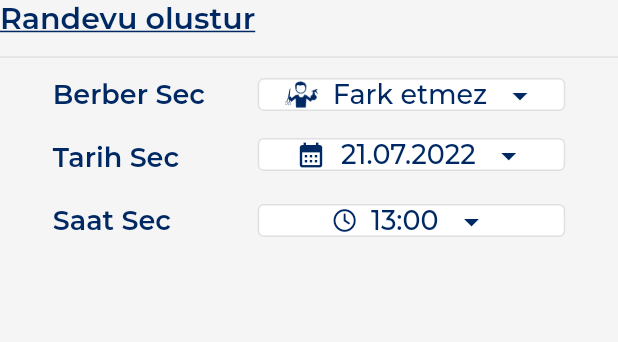
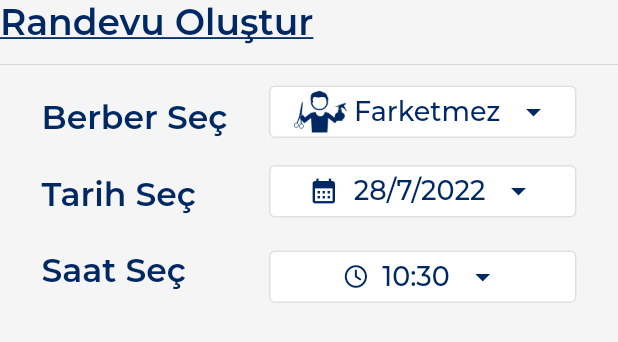
Before and after one commit to Derda28/siravarmi, a Flutter app: the BarberSlidingUpPanel widget shown alone on an empty page, opened directly, on a phone screen of 412 x 824 dp. Shown: the top 342 px of the screen. Run offline on Flutter 3.47's test engine with Material 2 defaults, Android fonts, the phone set to English and light mode, and no system bars; drawn by our look-alikes of auto_size_text; our stand-ins replace animated_splash_screen, cached_network_image, flutter_rating_bar, flutter_svg, font_awesome_flutter, google_fonts and 3 more; missing offline and left inert: adobe_xd, flutter_phone_direct_caller, location_web, mysql1, shared_preferences_web, syncfusion_flutter_maps; accounts and stored records are empty; network calls fail; project files that could hold a hidden picture were left out.

Commit message:
Update barber_slidingUpPanel.dart

```diff
--- a/lib/widgets/slidingUpPanels/barber_slidingUpPanel.dart
+++ b/lib/widgets/slidingUpPanels/barber_slidingUpPanel.dart
@@ -1,3 +1,4 @@
+import 'package:auto_size_text/auto_size_text.dart';
 import 'package:flutter/material.dart';
 import 'package:font_awesome_flutter/font_awesome_flutter.dart';
 import 'package:siravarmi/routes/hero_dialog_route.dart';
@@ -6,7 +7,16 @@ import 'package:siravarmi/widgets/select_barber_popup_screen.dart';
 
 final String _heroSelectBarber = "select-barber-hero";
 
-class BarberSlidingUpPanel extends StatelessWidget{
+class BarberSlidingUpPanel extends StatefulWidget {
+  @override
+  State<BarberSlidingUpPanel> createState() => _BarberSlidingUpPanelState();
+}
+
+
+
+class _BarberSlidingUpPanelState extends State<BarberSlidingUpPanel> {
+  DateTime date = DateTime(2022, 07, 28);
+  TimeOfDay time = TimeOfDay.now();
   @override
   Widget build(BuildContext context) {
     return Column(
@@ -15,18 +25,17 @@ class BarberSlidingUpPanel extends StatelessWidget{
         Row(
           children: [
             Text(
-              "Randevu olustur",
+              "Randevu Oluştur",
               style: TextStyle(
-                fontSize: 20,
+                  fontSize: getSize(24),
                   fontFamily: primaryFontFamily,
                   color: primaryColor,
-                decoration: TextDecoration.underline
-              ),
+                  decoration: TextDecoration.underline),
             )
           ],
         ),
         Divider(
-          height: 28,
+          height: getSize(28),
         ),
         Row(
           mainAxisAlignment: MainAxisAlignment.spaceEvenly,
@@ -35,31 +44,31 @@ class BarberSlidingUpPanel extends StatelessWidget{
               crossAxisAlignment: CrossAxisAlignment.start,
               children: [
                 Text(
-                    "Berber Sec",
+                  "Berber Seç",
                   style: TextStyle(
-                      fontSize: 18,
+                    fontSize: getSize(22),
                     fontFamily: primaryFontFamily,
                     color: primaryColor,
                   ),
                 ),
                 Divider(
-                  height: 20,
+                  height: getSize(24),
                 ),
                 Text(
-                  "Tarih Sec",
+                  "Tarih Seç",
                   style: TextStyle(
-                    fontSize: 18,
+                    fontSize: getSize(22),
                     fontFamily: primaryFontFamily,
                     color: primaryColor,
                   ),
                 ),
                 Divider(
-                  height: 20,
+                  height: getSize(24),
                 ),
                 Text(
-                  "Saat Sec",
+                  "Saat Seç",
                   style: TextStyle(
-                    fontSize: 18,
+                    fontSize: getSize(22),
                     fontFamily: primaryFontFamily,
                     color: primaryColor,
                   ),
@@ -72,40 +81,38 @@ class BarberSlidingUpPanel extends StatelessWidget{
                 Hero(
                   tag: _heroSelectBarber,
                   child: Container(
-                    height: 22,
-                    width: 205,
+                    height: getSize(35),
+                    width: getSize(205),
                     child: OutlinedButton(
                       style: ButtonStyle(
-                        backgroundColor: MaterialStateColor.resolveWith((states) => Colors.white),
-
+                        backgroundColor: MaterialStateColor.resolveWith(
+                            (states) => Colors.white),
                       ),
-                      onPressed: (){
+                      onPressed: () {
                         selectBarberClicked(context);
                       },
-                      child:
-                      Row(
+                      child: Row(
                         mainAxisAlignment: MainAxisAlignment.center,
                         children: [
                           Image.asset(
                             "assets/images/BarberIcon2.png",
                             color: primaryColor,
-                            scale: 0.1,
+                            scale: getSize(0.1),
                           ),
                           Divider(
-                            indent: 5,
-                            endIndent: 5,
+                            indent: getSize(5),
+                            endIndent: getSize(0),
                           ),
-                          Text(
-                              "Fark etmez",
+                          AutoSizeText(
+                            "Farketmez",
                             style: TextStyle(
-                              fontSize: 18,
+                                fontSize: getSize(18),
                                 fontFamily: secondaryFontFamily,
-                              color: primaryColor
-                            ),
+                                color: primaryColor),
                           ),
                           Divider(
-                            indent: 5,
-                            endIndent: 5,
+                            indent: getSize(5),
+                            endIndent: getSize(5),
                           ),
                           Icon(
                             Icons.arrow_drop_down,
@@ -117,43 +124,52 @@ class BarberSlidingUpPanel extends StatelessWidget{
                   ),
                 ),
                 Divider(
-                  height: 8,
+                  height: getSize(8),
                 ),
                 Container(
-                  width: 205,
-                  height: 22,
-                  margin: EdgeInsets.only(top: 10),
+                  width: getSize(205),
+                  height: getSize(35),
+                  margin: EdgeInsets.only(top: getSize(10)),
                   child: OutlinedButton(
                     style: ButtonStyle(
-                      backgroundColor: MaterialStateColor.resolveWith((states) => Colors.white),
+                      backgroundColor: MaterialStateColor.resolveWith(
+                          (states) => Colors.white),
+                    ),
+                    onPressed: () async {
+                      DateTime? newDate = await showDatePicker(
+                          context: context,
+                          initialDate: date,
+                          firstDate: DateTime.now(),
+                          lastDate: DateTime(2031));
 
-                    ),
-                    onPressed: (){},
-                    child:
-                    Row(
+                      // if 'cancel' => null
+                      if (newDate == null) return;
+
+                      setState(() => date = newDate);
+                    },
+                    child: Row(
                       mainAxisAlignment: MainAxisAlignment.center,
-                      crossAxisAlignment: CrossAxisAlignment.center,
                       children: [
                         Icon(
                           Icons.calendar_month,
                           color: primaryColor,
-                          size: 20,
+                          size: getSize(20),
                         ),
                         Divider(
-                          indent: 5,
-                          endIndent: 5,
+                          indent: getSize(5),
+                          endIndent: getSize(5),
                         ),
                         Text(
-                          "21.07.2022",
+                            maxLines: 1,
+                            textAlign: TextAlign.center,
+                            "${date.day}/${date.month}/${date.year}",
                             style: TextStyle(
-                              fontSize: 18,
+                                fontSize: getSize(18),
                                 fontFamily: secondaryFontFamily,
-                              color: primaryColor
-                          ),
-                        ),
+                                color: primaryColor)),
                         Divider(
-                          indent: 5,
-                          endIndent: 5,
+                          indent: getSize(5),
+                          endIndent: getSize(5),
                         ),
                         Icon(
                           Icons.arrow_drop_down,
@@ -164,42 +180,53 @@ class BarberSlidingUpPanel extends StatelessWidget{
                   ),
                 ),
                 Divider(
-                  height: 12,
+                  height: getSize(12),
                 ),
                 Container(
-                  width: 205,
-                  height: 22,
-                  margin: EdgeInsets.only(top: 10),
+                  width: getSize(205),
+                  height: getSize(35),
+                  margin: EdgeInsets.only(top: getSize(10)),
                   child: OutlinedButton(
+
                     style: ButtonStyle(
-                      backgroundColor: MaterialStateColor.resolveWith((states) => Colors.white),
+                      backgroundColor: MaterialStateColor.resolveWith(
+                          (states) => Colors.white),
+                    ),
+                    onPressed: () async{
+                      TimeOfDay? newTime = await showTimePicker(
+                          context: context,
+                          initialTime: time,
 
-                    ),
-                    onPressed: (){},
-                    child:
-                    Row(
+
+                      );
+                      if (newTime == null) return;
+
+                      setState(() => time = newTime);
+                    },
+                    child: Row(
                       mainAxisAlignment: MainAxisAlignment.center,
                       children: [
                         Icon(
                           FontAwesomeIcons.clock,
                           color: primaryColor,
-                          size: 15,
+                          size: getSize(15),
                         ),
                         Divider(
-                          indent: 5,
-                          endIndent: 5,
+                          indent: getSize(5),
+                          endIndent: getSize(5),
                         ),
                         Text(
-                          "13:00",
+                          maxLines: 1,
+                          textAlign: TextAlign.center,
+                          "${time.hour}:${time.minute}",
                           style: TextStyle(
-                              fontSize: 18,
+                              fontSize: getSize(18),
                               fontFamily: secondaryFontFamily,
-                              color: primaryColor
-                          ),
+                              color: primaryColor),
                         ),
                         Divider(
-                          indent: 5,
-                          endIndent: 5,
+                          indent: getSize(5),
+                          endIndent: getSize(5),
                         ),
                         Icon(
                           Icons.arrow_drop_down,
@@ -218,7 +245,7 @@ class BarberSlidingUpPanel extends StatelessWidget{
   }
 
   void selectBarberClicked(BuildContext context) {
-    Navigator.push(context, HeroDialogRoute(builder: (context) => SelectBarberPopupScreen()));
+    Navigator.push(context,
+        HeroDialogRoute(builder: (context) => SelectBarberPopupScreen()));
   }
-
 }
```
Lines whose indentation alone changed are shown as unchanged.
